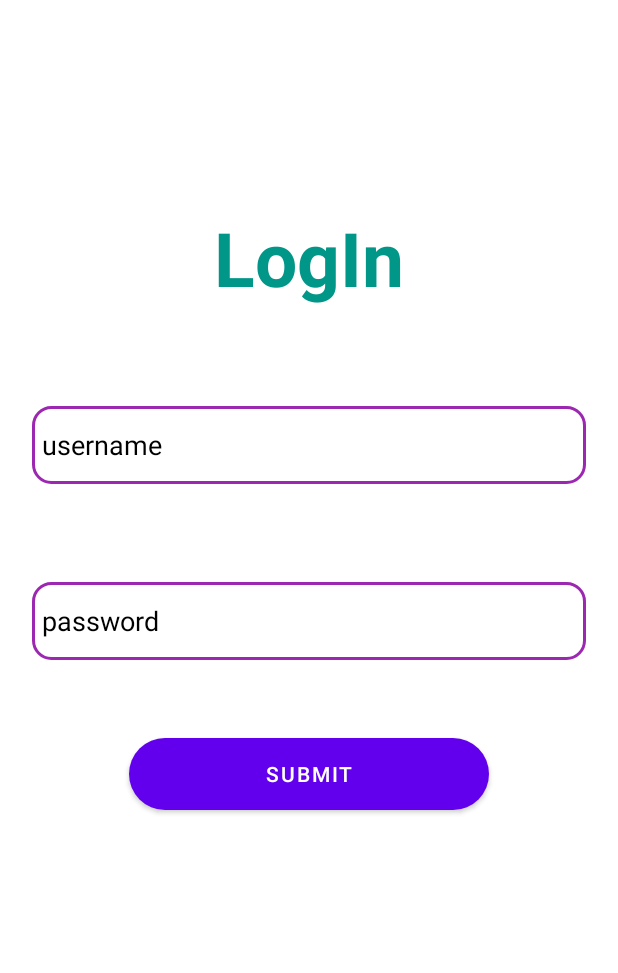
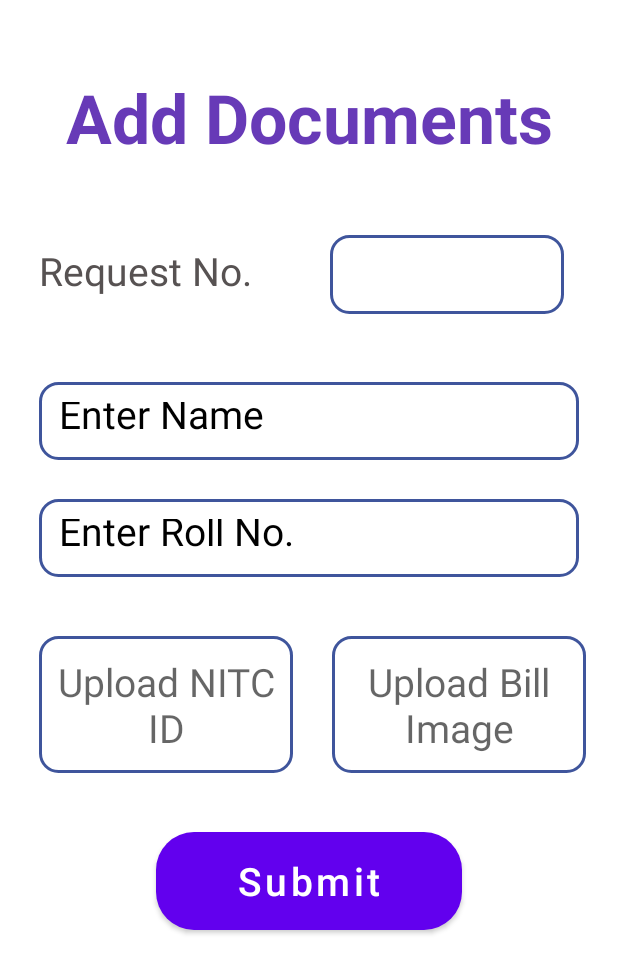
Before and after one commit to LoneWalker7998/Fund_Management, an Android app: the screen it shows after launch (Login before the commit, Add_Bill after it), on a phone screen of 412 x 824 dp. Shown: the top 973 px of the screen. Run offline under Robolectric (Android 15) with nearby library versions, the phone set to English and light mode, and no system bars; our stand-ins replace sdp/ssp sizes.

Commit message:
Added Add Bill & started view profile

```diff
--- a/app/build.gradle
+++ b/app/build.gradle
@@ -33,8 +33,10 @@ dependencies {
     implementation 'androidx.appcompat:appcompat:1.2.0'
     implementation 'com.google.android.material:material:1.3.0'
     implementation 'androidx.constraintlayout:constraintlayout:2.0.4'
+    implementation 'androidx.wear:wear:1.0.0'
     testImplementation 'junit:junit:4.+'
     androidTestImplementation 'androidx.test.ext:junit:1.1.2'
     androidTestImplementation 'androidx.test.espresso:espresso-core:3.3.0'
     implementation 'com.intuit.sdp:sdp-android:1.0.6'
+    compileOnly 'com.google.android.wearable:wearable:2.6.0'
 }
--- /dev/null
+++ b/app/src/main/java/com/fundmanagement/Add_Bill.java
@@ -0,0 +1,14 @@
+package com.fundmanagement;
+
+import androidx.appcompat.app.AppCompatActivity;
+
+import android.os.Bundle;
+
+public class Add_Bill extends AppCompatActivity {
+
+    @Override
+    protected void onCreate(Bundle savedInstanceState) {
+        super.onCreate(savedInstanceState);
+        setContentView(R.layout.activity_add__bill);
+    }
+}
--- a/app/src/main/java/com/fundmanagement/Dashboard.java
+++ b/app/src/main/java/com/fundmanagement/Dashboard.java
@@ -18,7 +18,7 @@ public class Dashboard extends AppCompatActivity {
         String str[] = {
                 "Dashboard","Saikat","Dhaval","Abhishek"
         };
-        recyclerView = findViewById(R.id.recylerview);
+        recyclerView = findViewById(R.id.recyclerview);
 
         DashboardAdapter adapter=new DashboardAdapter(str,Dashboard.this);
         recyclerView.setLayoutManager(new GridLayoutManager(Dashboard.this,2));
--- a/app/src/main/res/drawable/box_shape.xml
+++ b/app/src/main/res/drawable/box_shape.xml
@@ -13,7 +13,7 @@
                 android:topLeftRadius="12dp"
                 android:topRightRadius="12dp"/>
             <stroke
-                android:color="#9C27B0"
+                android:color="#3F559C"
                 android:width="2dp"/>
         </shape>
     </item>
--- /dev/null
+++ b/app/src/main/res/drawable/ic_arrow_back.xml
@@ -0,0 +1,5 @@
+<vector android:height="24dp" android:tint="#F73AFF"
+    android:viewportHeight="24" android:viewportWidth="24"
+    android:width="24dp" xmlns:android="http://schemas.android.com/apk/res/android">
+    <path android:fillColor="@android:color/white" android:pathData="M20,11H7.83l5.59,-5.59L12,4l-8,8 8,8 1.41,-1.41L7.83,13H20v-2z"/>
+</vector>
--- /dev/null
+++ b/app/src/main/res/drawable/ic_edit.xml
@@ -0,0 +1,5 @@
+<vector android:height="24dp" android:tint="#F73AFF"
+    android:viewportHeight="24" android:viewportWidth="24"
+    android:width="24dp" xmlns:android="http://schemas.android.com/apk/res/android">
+    <path android:fillColor="@android:color/white" android:pathData="M3,17.25V21h3.75L17.81,9.94l-3.75,-3.75L3,17.25zM20.71,7.04c0.39,-0.39 0.39,-1.02 0,-1.41l-2.34,-2.34c-0.39,-0.39 -1.02,-0.39 -1.41,0l-1.83,1.83 3.75,3.75 1.83,-1.83z"/>
+</vector>
--- /dev/null
+++ b/app/src/main/res/drawable/ic_email.xml
@@ -0,0 +1,5 @@
+<vector android:height="24dp" android:tint="#F73AFF"
+    android:viewportHeight="24" android:viewportWidth="24"
+    android:width="24dp" xmlns:android="http://schemas.android.com/apk/res/android">
+    <path android:fillColor="@android:color/white" android:pathData="M20,4L4,4c-1.1,0 -1.99,0.9 -1.99,2L2,18c0,1.1 0.9,2 2,2h16c1.1,0 2,-0.9 2,-2L22,6c0,-1.1 -0.9,-2 -2,-2zM20,8l-8,5 -8,-5L4,6l8,5 8,-5v2z"/>
+</vector>
--- /dev/null
+++ b/app/src/main/res/drawable/ic_password.xml
@@ -0,0 +1,5 @@
+<vector android:height="24dp" android:tint="#F73AFF"
+    android:viewportHeight="24" android:viewportWidth="24"
+    android:width="24dp" xmlns:android="http://schemas.android.com/apk/res/android">
+    <path android:fillColor="@android:color/white" android:pathData="M18,8h-1L17,6c0,-2.76 -2.24,-5 -5,-5S7,3.24 7,6v2L6,8c-1.1,0 -2,0.9 -2,2v10c0,1.1 0.9,2 2,2h12c1.1,0 2,-0.9 2,-2L20,10c0,-1.1 -0.9,-2 -2,-2zM12,17c-1.1,0 -2,-0.9 -2,-2s0.9,-2 2,-2 2,0.9 2,2 -0.9,2 -2,2zM15.1,8L8.9,8L8.9,6c0,-1.71 1.39,-3.1 3.1,-3.1 1.71,0 3.1,1.39 3.1,3.1v2z"/>
+</vector>
--- /dev/null
+++ b/app/src/main/res/drawable/ic_person.xml
@@ -0,0 +1,5 @@
+<vector android:height="24dp" android:tint="#F73AFF"
+    android:viewportHeight="24" android:viewportWidth="24"
+    android:width="24dp" xmlns:android="http://schemas.android.com/apk/res/android">
+    <path android:fillColor="@android:color/white" android:pathData="M12,12c2.21,0 4,-1.79 4,-4s-1.79,-4 -4,-4 -4,1.79 -4,4 1.79,4 4,4zM12,14c-2.67,0 -8,1.34 -8,4v2h16v-2c0,-2.66 -5.33,-4 -8,-4z"/>
+</vector>
--- /dev/null
+++ b/app/src/main/res/layout/activity_add__bill.xml
@@ -0,0 +1,130 @@
+<?xml version="1.0" encoding="utf-8"?>
+<LinearLayout xmlns:android="http://schemas.android.com/apk/res/android"
+    xmlns:app="http://schemas.android.com/apk/res-auto"
+    xmlns:tools="http://schemas.android.com/tools"
+    android:layout_width="match_parent"
+    android:layout_height="match_parent"
+    tools:context=".Add_Bill"
+    android:orientation="vertical"
+    >
+
+    <TextView
+        android:layout_width="match_parent"
+        android:layout_height="wrap_content"
+        android:layout_marginTop="@dimen/_30sdp"
+        android:layout_marginLeft="@dimen/_15sdp"
+        android:layout_marginRight="@dimen/_15sdp"
+        android:height="@dimen/_60sdp"
+        android:gravity="center"
+        android:text="Add Documents"
+        android:textSize="@dimen/_35sdp"
+        android:textColor="#673AB7"
+        android:textStyle="bold"
+
+        />
+    <LinearLayout
+        android:layout_width="match_parent"
+        android:layout_height="wrap_content">
+
+    <TextView
+        android:layout_width="wrap_content"
+        android:layout_height="wrap_content"
+        android:text="Request No."
+        android:textColor="#575252"
+        android:layout_marginTop="@dimen/_30sdp"
+        android:layout_marginRight="@dimen/_20sdp"
+        android:layout_marginLeft="@dimen/_20sdp"
+        android:textSize="@dimen/_20sdp"
+        />
+
+        <TextView
+            android:layout_width="@dimen/_120sdp"
+            android:layout_height="wrap_content"
+            android:layout_marginTop="@dimen/_30sdp"
+
+            android:textColorHint="@color/black"
+            android:background="@drawable/box_shape"
+            android:textSize="@dimen/_15sdp"
+            android:padding="@dimen/_10sdp"
+            android:layout_marginLeft="@dimen/_20sdp"
+            android:layout_marginRight="@dimen/_20sdp"
+            />
+
+    </LinearLayout>
+    <EditText
+        android:layout_width="match_parent"
+        android:layout_height="@dimen/_40sdp"
+        android:layout_marginTop="@dimen/_35sdp"
+        android:hint="Enter Name"
+
+        android:textColorHint="@color/black"
+        android:background="@drawable/box_shape"
+        android:textSize="@dimen/_20sdp"
+        android:padding="@dimen/_10sdp"
+        android:layout_marginLeft="@dimen/_20sdp"
+        android:layout_marginRight="@dimen/_20sdp"
+        />
+
+    <EditText
+        android:layout_width="match_parent"
+        android:layout_height="@dimen/_40sdp"
+        android:layout_marginTop="@dimen/_20sdp"
+        android:hint="Enter Roll No."
+
+        android:textColorHint="@color/black"
+        android:background="@drawable/box_shape"
+        android:textSize="@dimen/_20sdp"
+        android:padding="@dimen/_10sdp"
+        android:layout_marginLeft="@dimen/_20sdp"
+        android:layout_marginRight="@dimen/_20sdp"
+        />
+
+    <LinearLayout
+        android:layout_width="match_parent"
+        android:layout_height="wrap_content">
+
+        <EditText
+            android:layout_width="@dimen/_130sdp"
+            android:layout_height="@dimen/_70sdp"
+            android:background="@drawable/box_shape"
+            android:hint="Upload NITC ID"
+            android:gravity="center"
+            android:padding="@dimen/_5sdp"
+            android:layout_marginTop="@dimen/_30sdp"
+            android:layout_marginRight="@dimen/_20sdp"
+            android:layout_marginLeft="@dimen/_20sdp"
+            android:textSize="@dimen/_20sdp"
+            />
+
+        <EditText
+            android:layout_width="@dimen/_130sdp"
+            android:layout_height="@dimen/_70sdp"
+            android:background="@drawable/box_shape"
+            android:hint="Upload Bill Image"
+            android:gravity="center"
+            android:padding="@dimen/_5sdp"
+            android:layout_marginTop="@dimen/_30sdp"
+            android:layout_marginRight="@dimen/_20sdp"
+
+            android:textSize="@dimen/_20sdp"
+            />
+
+
+
+    </LinearLayout>
+
+    <Button
+        android:layout_width="match_parent"
+        android:layout_height="@dimen/_50sdp"
+        android:text="Submit"
+        android:textAllCaps="false"
+        android:textSize="@dimen/_20sdp"
+        android:layout_marginLeft="@dimen/_80sdp"
+        android:layout_marginRight="@dimen/_80sdp"
+        android:layout_marginTop="@dimen/_30sdp"
+        android:background="@drawable/button"
+
+        />
+
+
+</LinearLayout>
--- a/app/src/main/res/values-night/themes.xml
+++ b/app/src/main/res/values-night/themes.xml
@@ -1,6 +1,6 @@
 <resources xmlns:tools="http://schemas.android.com/tools">
     <!-- Base application theme. -->
-    <style name="Theme.FundManagement" parent="Theme.MaterialComponents.DayNight.DarkActionBar">
+    <style name="Theme.FundManagement" parent="Theme.MaterialComponents.DayNight.NoActionBar">
         <!-- Primary brand color. -->
         <item name="colorPrimary">@color/purple_200</item>
         <item name="colorPrimaryVariant">@color/purple_700</item>
--- /dev/null
+++ b/app/src/main/res/values-round/strings.xml
@@ -0,0 +1,3 @@
+<resources>
+    <string name="hello_world">Hello Round World!</string>
+</resources>
--- a/app/src/main/res/values/strings.xml
+++ b/app/src/main/res/values/strings.xml
@@ -1,3 +1,9 @@
 <resources>
     <string name="app_name">Fund Management</string>
+    <string name="title_activity_add__bill">Add_Bill</string>
+    <!--
+    This string is used for square devices and overridden by hello_world in
+    values-round/strings.xml for round devices.
+    -->
+    <string name="hello_world">Hello Square World!</string>
 </resources>
```
Also changed, not shown: app/src/main/AndroidManifest.xml (+27 -1 lines), app/src/main/java/com/fundmanagement/View_Profile.java (added, +14 -0 lines), app/src/main/res/layout/activity_dashboard.xml (+22 -14 lines), app/src/main/res/layout/activity_view__profile.xml (added, +11 -0 lines), app/src/main/res/layout/toolbar.xml (added, +48 -0 lines), app/src/main/res/values/dimens.xml (added, +15 -0 lines).
